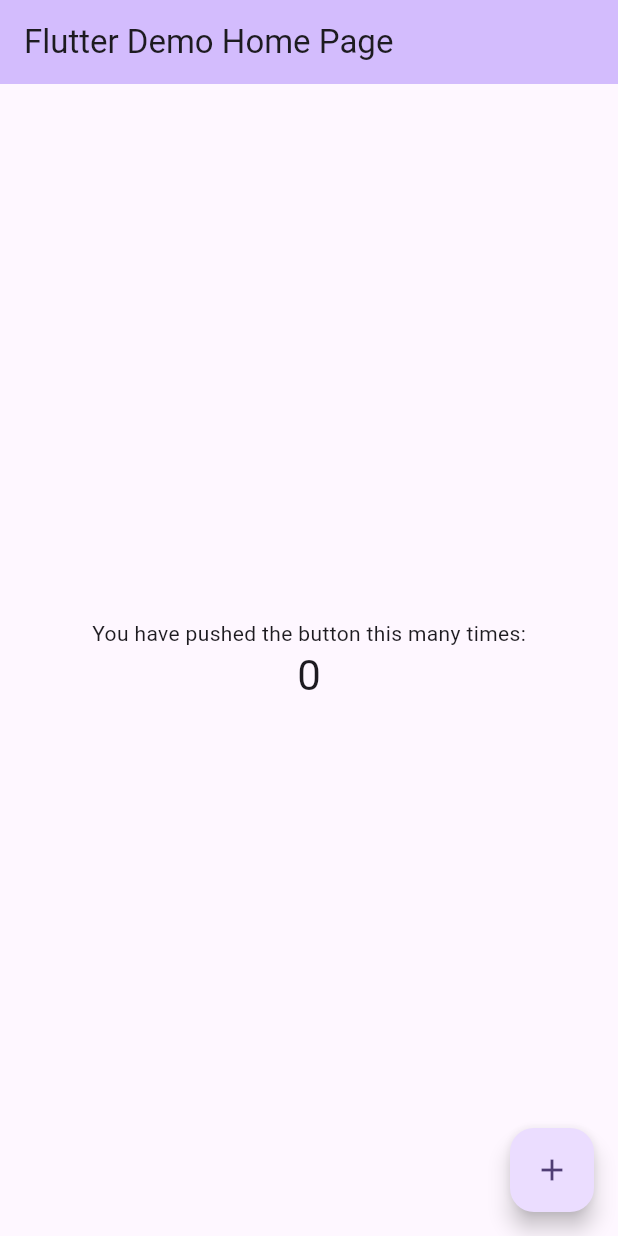
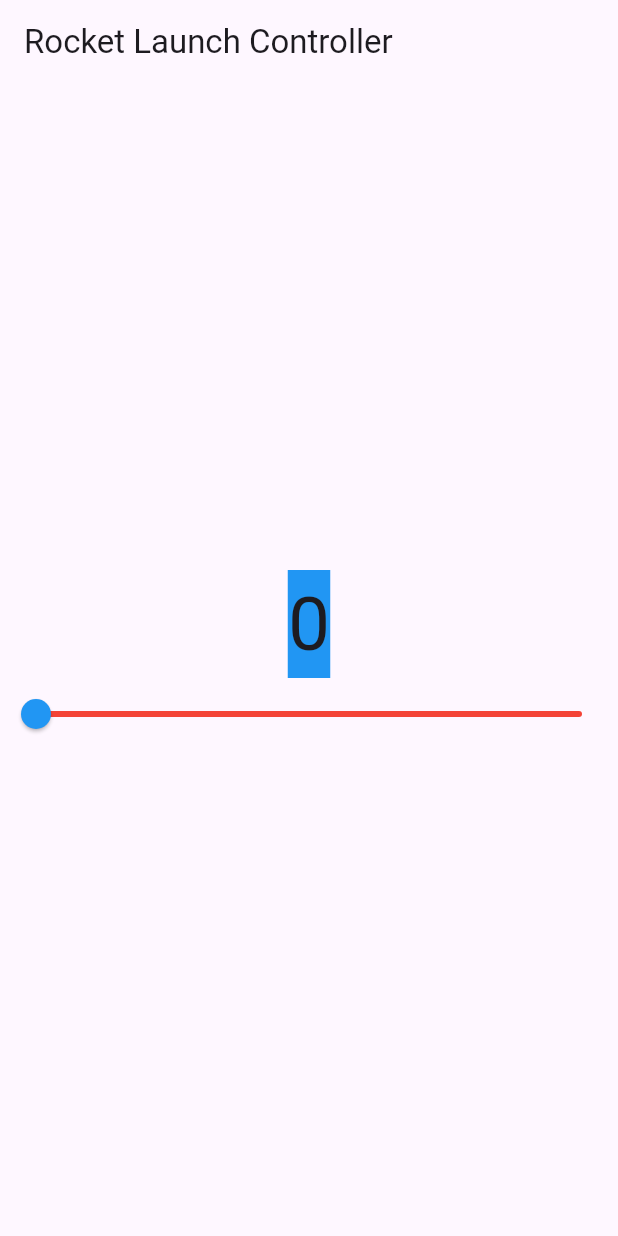
Before and after one commit to JashThakkar/rocket_launcher, a Flutter app: the screen it shows after launch, on a phone screen of 412 x 824 dp. Run offline on Flutter 3.47's test engine with Material 3 defaults, Android fonts, the light colour scheme and no system bars.

Commit message:
given code being added

```diff
--- a/lib/main.dart
+++ b/lib/main.dart
@@ -1,125 +1,66 @@
 import 'package:flutter/material.dart';
 
-void main() {
-  runApp(const MyApp());
-}
+void main() => runApp(MyApp());
 
 class MyApp extends StatelessWidget {
   const MyApp({super.key});
-
-  // This widget is the root of your application.
+// This widget is the root of your application.
   @override
   Widget build(BuildContext context) {
     return MaterialApp(
-      title: 'Flutter Demo',
+// Application name
+      title: 'Rocket Launch Controller',
       theme: ThemeData(
-        // This is the theme of your application.
-        //
-        // TRY THIS: Try running your application with "flutter run". You'll see
-        // the application has a purple toolbar. Then, without quitting the app,
-        // try changing the seedColor in the colorScheme below to Colors.green
-        // and then invoke "hot reload" (save your changes or press the "hot
-        // reload" button in a Flutter-supported IDE, or press "r" if you used
-        // the command line to start the app).
-        //
-        // Notice that the counter didn't reset back to zero; the application
-        // state is not lost during the reload. To reset the state, use hot
-        // restart instead.
-        //
-        // This works for code too, not just values: Most code changes can be
-        // tested with just a hot reload.
-        colorScheme: ColorScheme.fromSeed(seedColor: Colors.deepPurple),
-        useMaterial3: true,
+        primarySwatch: Colors.blue,
       ),
-      home: const MyHomePage(title: 'Flutter Demo Home Page'),
+// A widget that will be started on the application startup
+      home: CounterWidget(),
     );
   }
 }
 
-class MyHomePage extends StatefulWidget {
-  const MyHomePage({super.key, required this.title});
-
-  // This widget is the home page of your application. It is stateful, meaning
-  // that it has a State object (defined below) that contains fields that affect
-  // how it looks.
-
-  // This class is the configuration for the state. It holds the values (in this
-  // case the title) provided by the parent (in this case the App widget) and
-  // used by the build method of the State. Fields in a Widget subclass are
-  // always marked "final".
-
-  final String title;
-
+class CounterWidget extends StatefulWidget {
   @override
-  State<MyHomePage> createState() => _MyHomePageState();
+  _CounterWidgetState createState() => _CounterWidgetState();
 }
 
-class _MyHomePageState extends State<MyHomePage> {
+class _CounterWidgetState extends State<CounterWidget> {
+//set counter value
   int _counter = 0;
-
-  void _incrementCounter() {
-    setState(() {
-      // This call to setState tells the Flutter framework that something has
-      // changed in this State, which causes it to rerun the build method below
-      // so that the display can reflect the updated values. If we changed
-      // _counter without calling setState(), then the build method would not be
-      // called again, and so nothing would appear to happen.
-      _counter++;
-    });
-  }
-
   @override
   Widget build(BuildContext context) {
-    // This method is rerun every time setState is called, for instance as done
-    // by the _incrementCounter method above.
-    //
-    // The Flutter framework has been optimized to make rerunning build methods
-    // fast, so that you can just rebuild anything that needs updating rather
-    // than having to individually change instances of widgets.
     return Scaffold(
       appBar: AppBar(
-        // TRY THIS: Try changing the color here to a specific color (to
-        // Colors.amber, perhaps?) and trigger a hot reload to see the AppBar
-        // change color while the other colors stay the same.
-        backgroundColor: Theme.of(context).colorScheme.inversePrimary,
-        // Here we take the value from the MyHomePage object that was created by
-        // the App.build method, and use it to set our appbar title.
-        title: Text(widget.title),
+        title: const Text('Rocket Launch Controller'),
       ),
-      body: Center(
-        // Center is a layout widget. It takes a single child and positions it
-        // in the middle of the parent.
-        child: Column(
-          // Column is also a layout widget. It takes a list of children and
-          // arranges them vertically. By default, it sizes itself to fit its
-          // children horizontally, and tries to be as tall as its parent.
-          //
-          // Column has various properties to control how it sizes itself and
-          // how it positions its children. Here we use mainAxisAlignment to
-          // center the children vertically; the main axis here is the vertical
-          // axis because Columns are vertical (the cross axis would be
-          // horizontal).
-          //
-          // TRY THIS: Invoke "debug painting" (choose the "Toggle Debug Paint"
-          // action in the IDE, or press "p" in the console), to see the
-          // wireframe for each widget.
-          mainAxisAlignment: MainAxisAlignment.center,
-          children: <Widget>[
-            const Text(
-              'You have pushed the button this many times:',
+//set up the widget alignement
+      body: Column(
+        mainAxisAlignment: MainAxisAlignment.center,
+        children: [
+          Center(
+            child: Container(
+              color: Colors.blue,
+              child: Text(
+//to displays current number
+                '$_counter',
+                style: TextStyle(fontSize: 50.0),
+              ),
             ),
-            Text(
-              '$_counter',
-              style: Theme.of(context).textTheme.headlineMedium,
-            ),
-          ],
-        ),
+          ),
+          Slider(
+            min: 0,
+            max: 100,
+            value: _counter.toDouble(),
+            onChanged: (double value) {
+              setState(() {
+                _counter = value.toInt();
+              });
+            },
+            activeColor: Colors.blue,
+            inactiveColor: Colors.red,
+          ),
+        ],
       ),
-      floatingActionButton: FloatingActionButton(
-        onPressed: _incrementCounter,
-        tooltip: 'Increment',
-        child: const Icon(Icons.add),
-      ), // This trailing comma makes auto-formatting nicer for build methods.
     );
   }
 }
```
Also changed, not shown: pubspec.lock.
